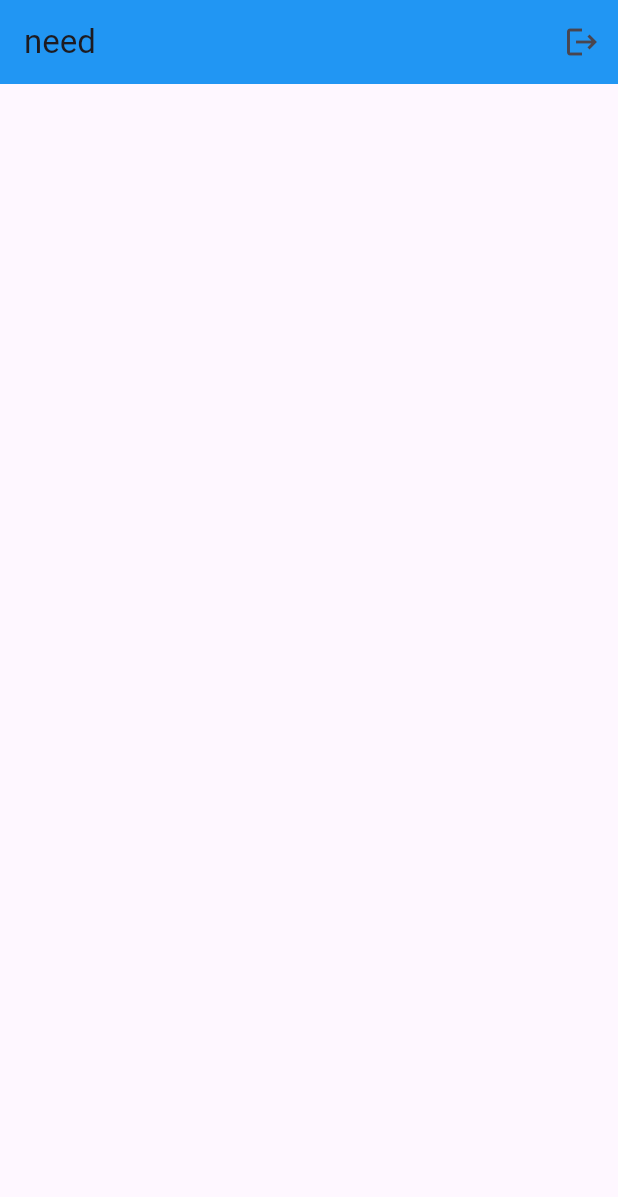
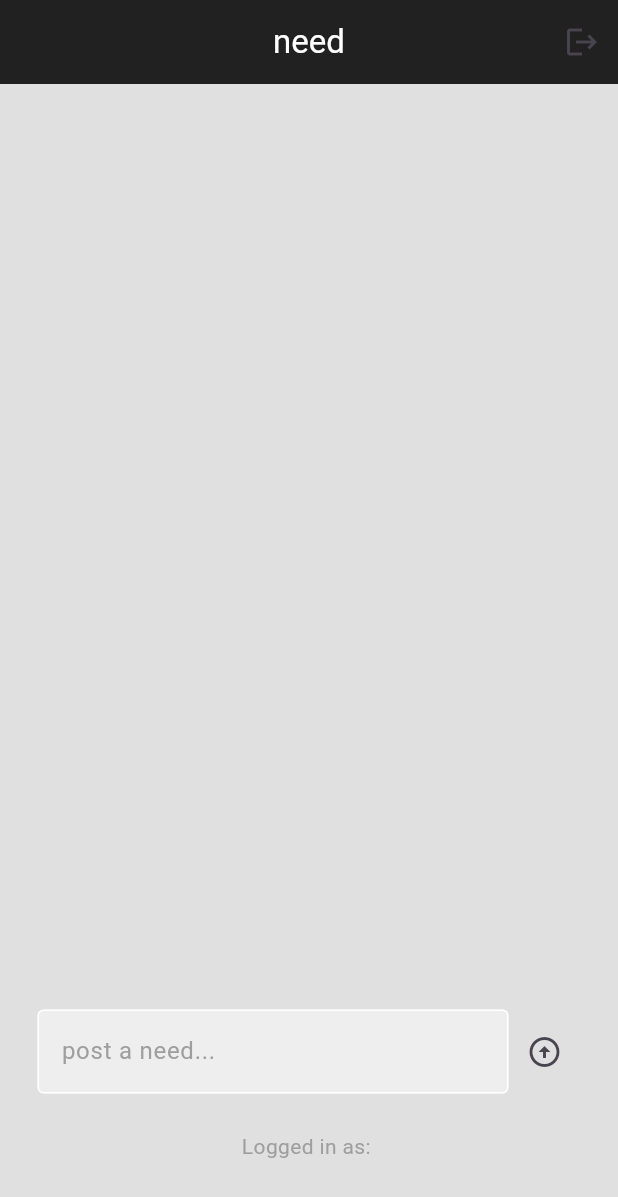
Before and after one commit to wiredtilldawn/need, a Flutter app: the screen it shows once a user with an empty profile is signed in, after a tap on the "logout" icon, on a phone screen of 412 x 824 dp. Shown: the top 1197 px of the screen. Run offline on Flutter 3.47's test engine with Material 3 defaults, Android fonts, the phone set to English and light mode, and no system bars; our stand-ins replace cloud_firestore, firebase_auth, firebase_core; accounts and stored records are empty; network calls fail.

Commit message:
Development phase, 40%

```diff
--- a/lib/pages/home_page.dart
+++ b/lib/pages/home_page.dart
@@ -1,5 +1,8 @@
+import 'package:cloud_firestore/cloud_firestore.dart';
 import 'package:firebase_auth/firebase_auth.dart';
 import 'package:flutter/material.dart';
+import 'package:need/components/text_field.dart';
+import 'package:need/components/wall_post.dart';
 
 class HomePage extends StatefulWidget {
   const HomePage({super.key});
@@ -9,19 +12,105 @@ class HomePage extends StatefulWidget {
 }
 
 class _HomePageState extends State<HomePage> {
+
+  //user
+  final currentUser = FirebaseAuth.instance.currentUser!;
+
+  //text controller
+  final textController = TextEditingController();
+
   void signOut(){
     FirebaseAuth.instance.signOut();
   }
+
+  //post message
+  void postMessage() {
+    //only post if there is something on the textfield
+    if(textController.text.isNotEmpty) {
+      //store in firebase
+      FirebaseFirestore.instance.collection("UserPost").add({
+        'UserEmail': currentUser.email,
+        'Message': textController.text,
+        'Timestamp': Timestamp.now(),
+      });
+    }
+
+    //clear the textfield
+    setState(() {
+      textController.clear();
+    });
+  }
+
   @override
   Widget build(BuildContext context) {
     return Scaffold(
+      backgroundColor: Colors.grey[300],
       appBar: AppBar(
-        backgroundColor: Colors.blue,
-        title: Text("need"),
+        backgroundColor: Colors.grey[900],
+        centerTitle: true,
+        title: Text("need",
+            style: TextStyle(
+          color: Colors.white,
+        ),),
+        elevation: 0,
         actions: [
           IconButton(onPressed: signOut, icon: Icon(Icons.logout),),
         ],
       ),
+
+      body: Center(
+        child: Column(
+          children: [
+          //The need
+
+            Expanded(
+              child: StreamBuilder(
+                stream: FirebaseFirestore.instance.collection("UserPost").orderBy("Timestamp",descending: false).snapshots(),
+                builder: (context, snapshot) {
+                  if(snapshot.hasData){
+                    return ListView.builder(itemCount: snapshot.data!.docs.length,itemBuilder: (context, index) {
+                          //get the message
+                      final post = snapshot.data!.docs[index];
+                      return WallPost(message: post['Message'], user: post['UserEmail'],);
+                    },
+                    );
+                  }
+
+                  else if(snapshot.hasError){
+                    return Center(child: Text('Error:${snapshot.error}'),);
+                  }
+                  return const Center(child: CircularProgressIndicator(),);
+                },
+
+              ),
+            ),
+
+          //post message
+            Padding(
+              padding: const EdgeInsets.all(25.0),
+              child: Row(
+                children: [
+                    Expanded(
+                        child: MyTextField(
+                        controller: textController,
+                          hintText: "post a need...",
+                          obscureText: false,
+                    ),),
+
+                    //post button
+                  IconButton(onPressed: postMessage, icon: const Icon(Icons.arrow_circle_up))
+                ],
+              ),
+            ),
+
+          //logged in as
+          Text("Logged in as: " + currentUser.email!,style: TextStyle(color: Colors.grey),),
+
+            const SizedBox(height: 50,),
+          ],
+        ),
+      ),
+
     );
   }
 }
--- a/lib/pages/login_page.dart
+++ b/lib/pages/login_page.dart
@@ -20,26 +20,50 @@ class _LoginPageState extends State<LoginPage> {
 
   //sign user in
   void signIn() async{
+    //show loading screen
+    showDialog(context: context, builder: (context) => const Center(
+        child: CircularProgressIndicator(),
+    ));
+
+    //try sign in
+    try{
       await FirebaseAuth.instance.signInWithEmailAndPassword(email: emailTextController.text, password: passwordTextController.text);
+      //pop loading screen
+      if(context.mounted) Navigator.pop(context);
+    } on FirebaseAuthException catch (e){
+      Navigator.pop(context);
+      displayMessage(e.code);
+    }
+  }
+
+  //display a dialog message
+  void displayMessage(String message){
+      showDialog(
+        context: context,
+        builder: (context) => AlertDialog(
+          title: Text(message),
+        ),
+      );
   }
   @override
   Widget build(BuildContext context) {
     return Scaffold(
        backgroundColor: Colors.grey[300],
-       body: SafeArea(
-         child: Center(
-           child: Padding(
+       body: Stack(
+       children: [
+         Positioned.fill(
+         child: ListView(
            padding: const EdgeInsets.symmetric(horizontal: 25.0),
-             child: Column(
-               mainAxisAlignment: MainAxisAlignment.center,
            children: [
+             SizedBox(height: MediaQuery.of(context).size.height * 0.2),
+
              //logo
              const Icon(Icons.lock,size: 100,),
 
              const SizedBox(height: 50,),
 
              //welcome back
-                 Text("Welcome back, you have been missed",  style: TextStyle(color: Colors.grey[700]),),
+             Center(child: Text("Welcome back, you have been missed",  style: TextStyle(color: Colors.grey[700]),)),
 
              const SizedBox(height: 25,),
 
@@ -72,9 +96,7 @@ class _LoginPageState extends State<LoginPage> {
              )
            ],
          ),
-           ),
-         ),
-       ),
+       ),],),
 
 
     );
--- a/lib/pages/register_page.dart
+++ b/lib/pages/register_page.dart
@@ -1,3 +1,4 @@
+import 'package:firebase_auth/firebase_auth.dart';
 import 'package:flutter/material.dart';
 
 import '../components/button.dart';
@@ -16,24 +17,73 @@ class _RegisterPageState extends State<RegisterPage> {
   final passwordTextController = TextEditingController();
   final confirmPasswordTextController = TextEditingController();
 
+  void signUp() async{
+    //show loading circle
+    showDialog(context: context, builder: (context) => const Center(child: CircularProgressIndicator(),
+    ),
+    );
+
+    //password match
+    if(passwordTextController.text!=confirmPasswordTextController.text){
+      //pop loading circle
+      Navigator.pop(context);
+      //show error message to user
+      displayMessage("Passwords do not match!");
+      return;
+    }
+
+    //try creating the user
+    try {
+      await FirebaseAuth.instance.createUserWithEmailAndPassword(email: emailTextController.text, password: passwordTextController.text);
+
+      if(context.mounted)
+        Navigator.pop(context);
+    }
+
+    on FirebaseAuthException catch (e) {
+      //pop loading circle
+      Navigator.pop(context);
+
+      //show error to user
+      displayMessage(e.code);
+    }
+
+  }
+
+  //try creating the user
+
+
+  void displayMessage(String message){
+    showDialog(
+      context: context,
+      builder: (context) => AlertDialog(
+        title: Text(message),
+      ),
+    );
+  }
+
+
+
+
     @override
   Widget build(BuildContext context) {
     return Scaffold(
       backgroundColor: Colors.grey[300],
-      body: SafeArea(
-        child: Center(
-          child: Padding(
+      body: Stack(
+        children: [
+          Positioned.fill(
+          child: ListView(
             padding: const EdgeInsets.symmetric(horizontal: 25.0),
-            child: Column(
-              mainAxisAlignment: MainAxisAlignment.center,
             children: [
+              SizedBox(height: MediaQuery.of(context).size.height * 0.2),
+
               //logo
               const Icon(Icons.lock,size: 100,),
 
               const SizedBox(height: 50,),
 
               //welcome back
-                Text("Let's create an account for you",  style: TextStyle(color: Colors.grey[700]),),
+              Center(child: Text("Let's create an account for you",  style: TextStyle(color: Colors.grey[700]),)),
 
               const SizedBox(height: 25,),
 
@@ -52,7 +102,7 @@ class _RegisterPageState extends State<RegisterPage> {
               const SizedBox(height: 10,),
 
               //sign in button
-                MyButton(onTap: (){}, text: 'Sign Up',),
+              MyButton(onTap: signUp, text: 'Sign Up',),
 
               const SizedBox(height: 25,),
 
@@ -71,7 +121,7 @@ class _RegisterPageState extends State<RegisterPage> {
             ],
           ),
         ),
-        ),
+            ],
       ),
 
 
--- a/pubspec.yaml
+++ b/pubspec.yaml
@@ -37,6 +37,7 @@ dependencies:
   cupertino_icons: ^1.0.6
   firebase_core: ^2.31.0
   firebase_auth: ^4.19.5
+  cloud_firestore: ^4.17.3
 
 dev_dependencies:
   flutter_test:
```
Also changed, not shown: lib/components/wall_post.dart (added, +43 -0 lines), pubspec.lock, 2 other files. Lines whose indentation alone changed are shown as unchanged.
